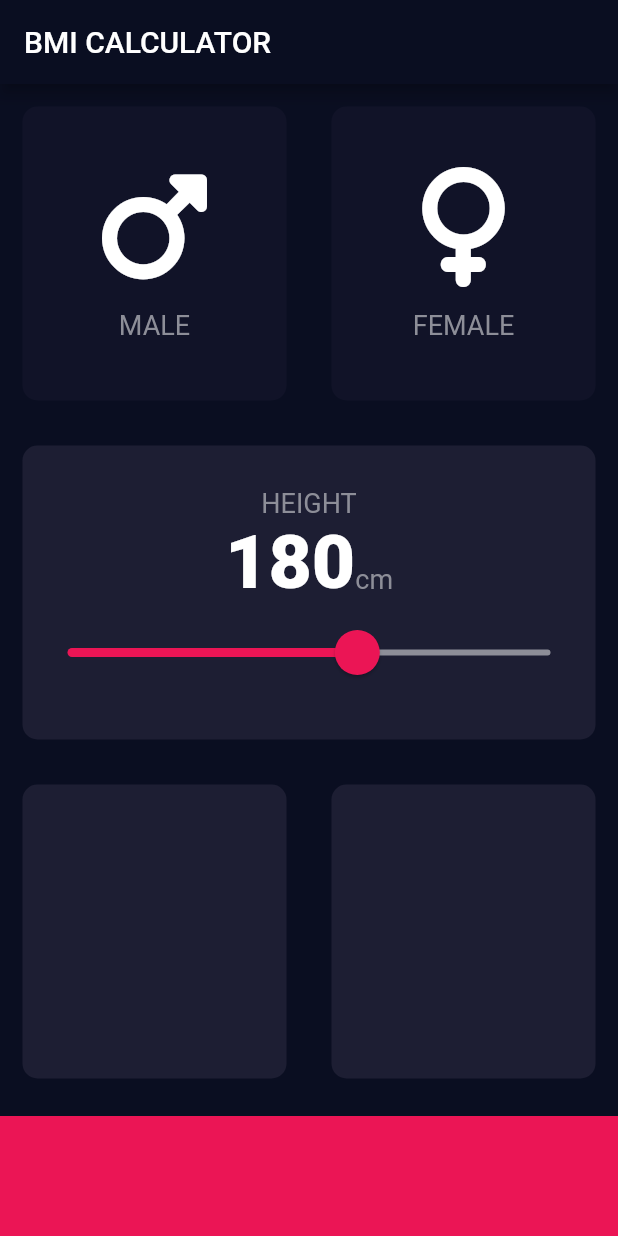
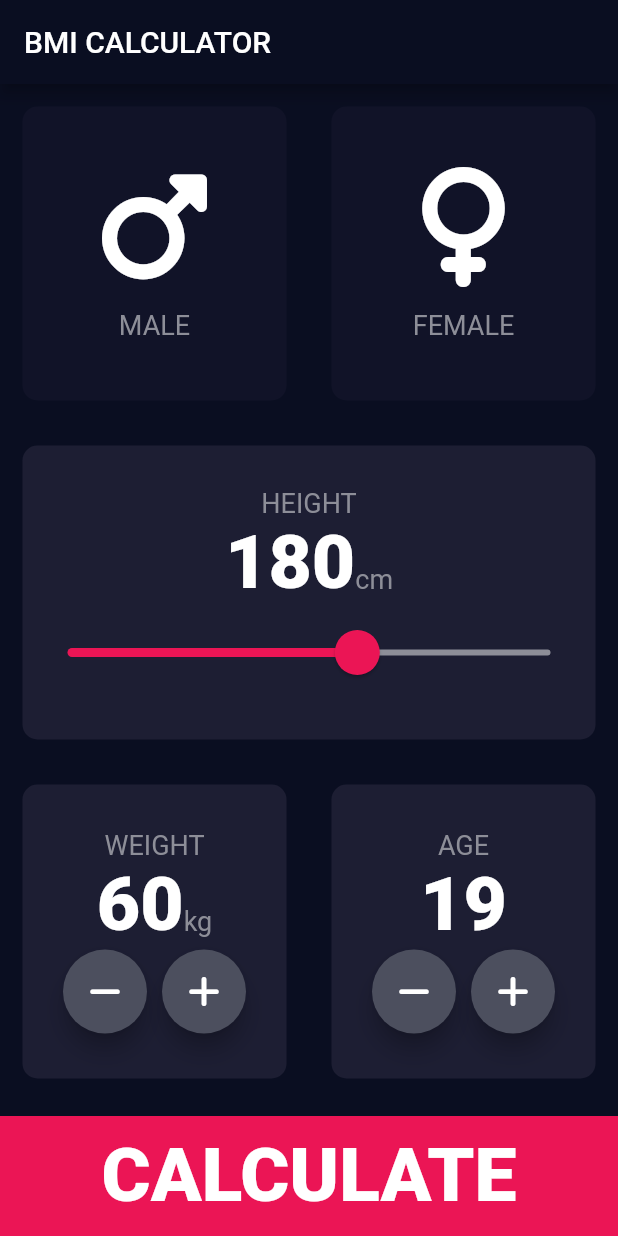
Before and after one commit to salvadorlemus/Flutter, a Flutter app: the screen it shows after launch, on a phone screen of 412 x 824 dp. Run offline on Flutter 3.47's test engine with Material 2 defaults, Android fonts, the phone set to English and light mode, and no system bars; our stand-ins replace font_awesome_flutter.

Commit message:
Create a cumtom Widget using base classes, RoundIconButton. Refactor some properties names. Use the new RoundIconButton widget inside the InputPage and finishes the UI.

```diff
--- a/lib/Constants.dart
+++ b/lib/Constants.dart
@@ -1,15 +1,17 @@
 import 'package:flutter/material.dart';
 
 const hexTextColour = 0XFF8D8E98;
-const Color hexCardBackgroundActiveColour = Color(0XFF1D1E33);
-const Color hexCardBackgroundInactiveColour = Color(0XFF111328);
-const Color hexButtonCalculateBMIBackgroundColour = Color(0xFFEB1555);
+const hexCardBackgroundActiveColour = Color(0XFF1D1E33);
+const hexCardBackgroundInactiveColour = Color(0XFF111328);
+const hexButtonCalculateBMIBackgroundColour = Color(0xFFEB1555);
 const buttonCalculateBMIHeight = 80.0;
 
 const sliderActiveColor = Color(0xFFEB1555);
 const sliderInactiveColor = Color(0xFF8D8E98);
 const sliderThumbColor = Color(0xFFEB1555);
 const sliderOverlayColor = Color(0x29EB1555);
+
+const roundIconButtonColor = Color(0xFF4C4F5E);
 
 const labelTextStyle = TextStyle(
   fontSize: 18.0,
@@ -19,4 +21,5 @@ const labelTextStyle = TextStyle(
 const numberTextStyle = TextStyle(
   fontSize: 50.0,
   fontWeight: FontWeight.w900,
+  color: Colors.white,
 );
--- a/lib/InputPage.dart
+++ b/lib/InputPage.dart
@@ -6,6 +6,7 @@ import 'package:font_awesome_flutter/font_awesome_flutter.dart';
 import 'ReusableCard.dart';
 import 'CustomIconContentWidget.dart';
 import 'Constants.dart';
+import 'RoundIconButton.dart';
 
 enum Gender { MALE, FEMALE, UNKNOW }
 
@@ -19,6 +20,8 @@ class _InputPageState extends State<InputPage> {
   Color activeCardColor = hexCardBackgroundActiveColour;
   Color inactiveCardColor = hexCardBackgroundInactiveColour;
   int height = 180;
+  int weight = 60;
+  int age = 19;
 
   @override
   Widget build(BuildContext context) {
@@ -33,7 +36,7 @@ class _InputPageState extends State<InputPage> {
             children: <Widget>[
               Expanded(
                 child: ReusableCard(
-                  onPress: () {
+                  onPressed: () {
                     setState(() {
                       gender = Gender.MALE;
                     });
@@ -47,7 +50,7 @@ class _InputPageState extends State<InputPage> {
               ),
               Expanded(
                 child: ReusableCard(
-                  onPress: () {
+                  onPressed: () {
                     setState(() {
                       gender = Gender.FEMALE;
                     });
@@ -84,7 +87,7 @@ class _InputPageState extends State<InputPage> {
                             height.toString(),
                             style: numberTextStyle,
                           ),
-                          Text(
+                          const Text(
                             'cm',
                             style: labelTextStyle,
                           ),
@@ -127,15 +130,79 @@ class _InputPageState extends State<InputPage> {
             children: <Widget>[
               Expanded(
                 child: ReusableCard(
-                  onPress: () => {},
                   colour: hexCardBackgroundActiveColour,
+                  cardChild: Column(
+                    mainAxisAlignment: MainAxisAlignment.center,
+                    children: <Widget>[
+                      const Text('WEIGHT', style: labelTextStyle),
+                      Row(
+                        mainAxisAlignment: MainAxisAlignment.center,
+                        crossAxisAlignment: CrossAxisAlignment.baseline,
+                        // for the kg CrossAxisAlignment.baseline
+                        textBaseline: TextBaseline.alphabetic,
+                        children: [
+                          Text(weight.toString(), style: numberTextStyle),
+                          const Text('kg', style: labelTextStyle),
+                        ],
+                      ),
+                      Row(
+                        mainAxisAlignment: MainAxisAlignment.center,
+                        children: <Widget>[
+                          RoundIconButton(
+                            icon: FontAwesomeIcons.minus,
+                            onPressed: () {
+                              setState(() {
+                                weight--;
+                              });
+                            },
+                          ),
+                          const SizedBox(width: 10.0),
+                          RoundIconButton(
+                            icon: FontAwesomeIcons.plus,
+                            onPressed: () {
+                              setState(() {
+                                weight++;
+                              });
+                            },
+                          ),
+                        ],
+                      ),
+                    ],
+                  ),
                 ),
               ),
               Expanded(
                 child: ReusableCard(
-                  onPress: () => {},
-                  colour: hexCardBackgroundActiveColour,
-                ),
+                    colour: hexCardBackgroundActiveColour,
+                    cardChild: Column(
+                      mainAxisAlignment: MainAxisAlignment.center,
+                      children: <Widget>[
+                        const Text('AGE', style: labelTextStyle),
+                        Text(age.toString(), style: numberTextStyle),
+                        Row(
+                          mainAxisAlignment: MainAxisAlignment.center,
+                          children: <Widget>[
+                            RoundIconButton(
+                              icon: FontAwesomeIcons.minus,
+                              onPressed: () {
+                                setState(() {
+                                  age--;
+                                });
+                              },
+                            ),
+                            const SizedBox(width: 10.0),
+                            RoundIconButton(
+                              icon: FontAwesomeIcons.plus,
+                              onPressed: () {
+                                setState(() {
+                                  age++;
+                                });
+                              },
+                            ),
+                          ],
+                        ),
+                      ],
+                    )),
               ),
             ],
           ),
@@ -145,6 +212,13 @@ class _InputPageState extends State<InputPage> {
           margin: const EdgeInsets.only(top: 10.0),
           width: double.infinity,
           height: buttonCalculateBMIHeight,
+          child: TextButton(
+            onPressed: () {},
+            child: const Text(
+              'CALCULATE',
+              style: numberTextStyle,
+            ),
+          ),
         ),
       ]),
     );
--- a/lib/ReusableCard.dart
+++ b/lib/ReusableCard.dart
@@ -13,14 +13,15 @@ class ReusableCard extends StatelessWidget {
   // I need to use VoidCallback instead of Func since I can pass a null void Func
   // and prevent this error The argument type 'Function' can't be assigned to the parameter type 'void Function()?'
   // https://stackoverflow.com/questions/64484113/the-argument-type-function-cant-be-assigned-to-the-parameter-type-void-funct
-  final VoidCallback? onPress;
+  final VoidCallback? onPressed;
 
-  ReusableCard({super.key, required this.colour, this.cardChild, this.onPress});
+  ReusableCard(
+      {super.key, required this.colour, this.cardChild, this.onPressed});
 
   @override
   Widget build(BuildContext context) {
     return GestureDetector(
-      onTap: onPress,
+      onTap: onPressed,
       child: Container(
         margin: const EdgeInsets.all(15.0),
         decoration: BoxDecoration(
--- /dev/null
+++ b/lib/RoundIconButton.dart
@@ -0,0 +1,28 @@
+// Class designed to substitute the float action button provided by flutter
+
+import 'package:base/Constants.dart';
+import 'package:flutter/material.dart';
+
+class RoundIconButton extends StatelessWidget {
+  final VoidCallback onPressed;
+  final IconData icon;
+
+  const RoundIconButton(
+      {super.key, required this.onPressed, required this.icon});
+
+  @override
+  Widget build(BuildContext context) {
+    return RawMaterialButton(
+      onPressed: onPressed,
+      shape: const CircleBorder(),
+      fillColor: roundIconButtonColor,
+      constraints: const BoxConstraints.tightFor(
+        width: 56.0,
+        height: 56.0,
+      ),
+      disabledElevation: 6.0,
+      elevation: 6.0,
+      child: Icon(icon),
+    );
+  }
+}
```
